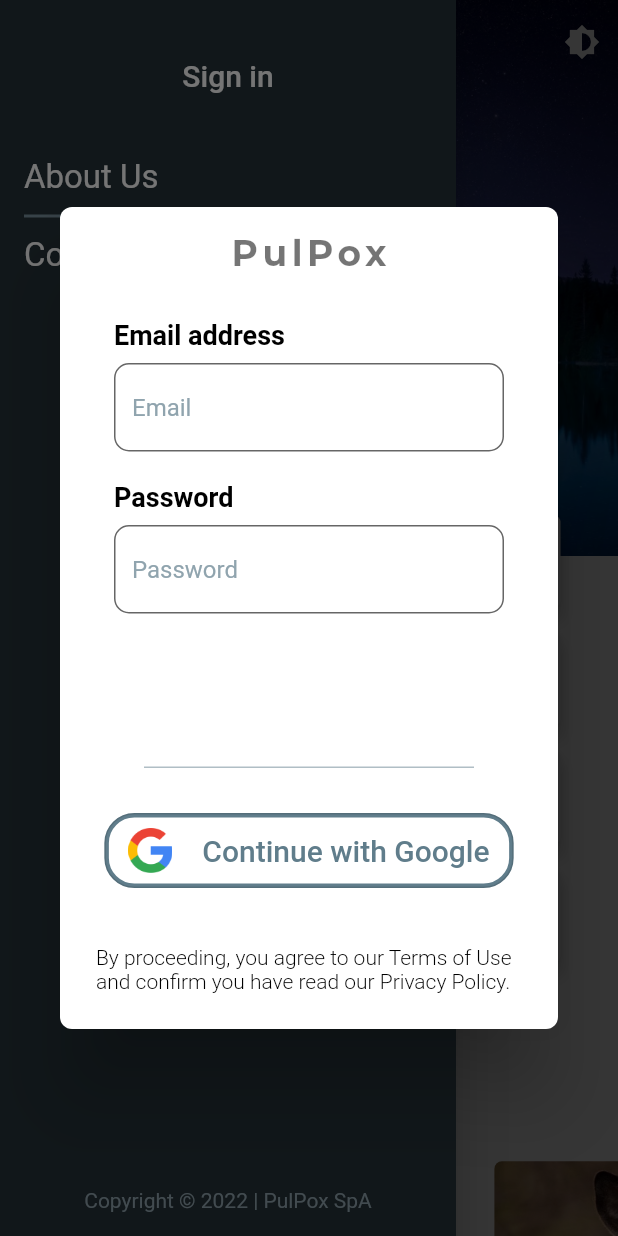
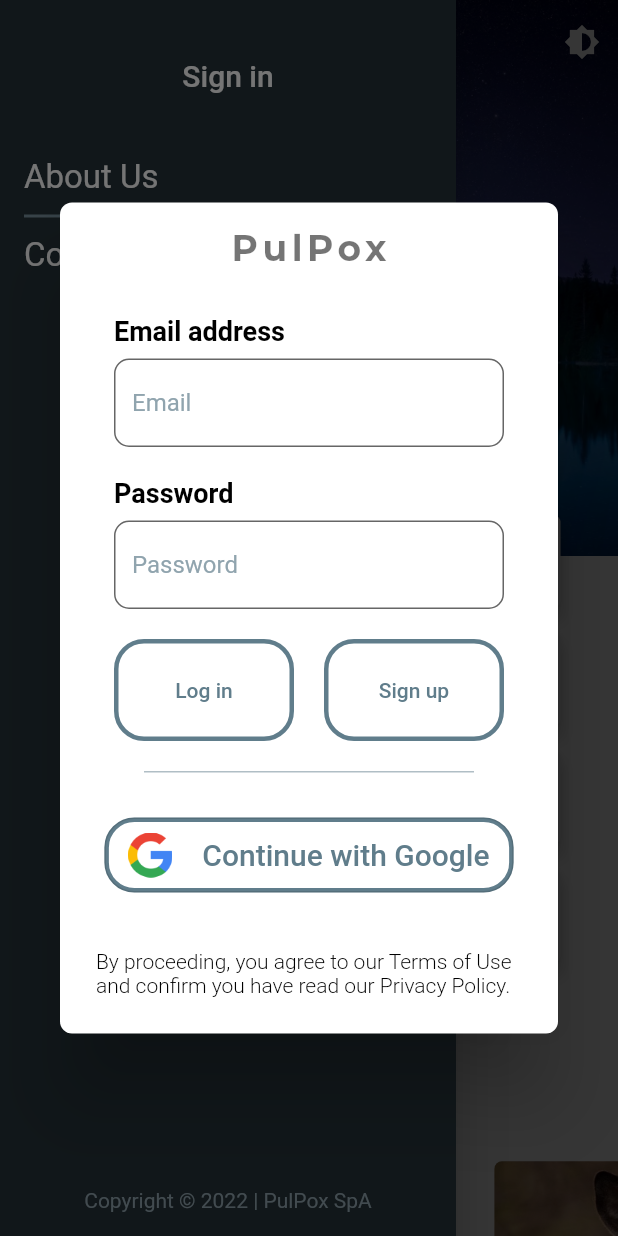
Before and after one commit to asteadhh/DerechoInteligente, a Flutter app: the screen it shows after launch, in the side drawer, after a tap on "Sign in", on a phone screen of 412 x 824 dp. Run offline on Flutter 3.47's test engine with Material 2 defaults, Android fonts, the phone set to English and light mode, and no system bars; our stand-ins replace carousel_slider, cloud_firestore, data_table_2, firebase_analytics, firebase_auth, firebase_core and 9 more; missing offline and left inert: flutter_facebook_auth, sign_button; accounts and stored records are empty; project files that could hold a hidden picture were left out.

Commit message:
Sign In Color

```diff
--- a/lib/widgets/auth_dialog.dart
+++ b/lib/widgets/auth_dialog.dart
@@ -230,6 +230,14 @@
                       Flexible(
                         flex: 1,
                         child: Container(
+                          decoration: ShapeDecoration(
+                            shape: RoundedRectangleBorder(
+                              borderRadius: BorderRadius.circular(20),
+                              side:
+                                  BorderSide(color: Colors.blueGrey, width: 3),
+                            ),
+                            color: Colors.white,
+                          ),
                           width: double.maxFinite,
                           child: TextButton(
                             style: TextButton.styleFrom(
@@ -313,7 +321,7 @@
                                       'Log in',
                                       style: TextStyle(
                                         fontSize: 14,
-                                        color: Colors.white,
+                                        color: Colors.blueGrey,
                                       ),
                                     ),
                             ),
@@ -324,6 +332,14 @@
                       Flexible(
                         flex: 1,
                         child: Container(
+                          decoration: ShapeDecoration(
+                            shape: RoundedRectangleBorder(
+                              borderRadius: BorderRadius.circular(20),
+                              side:
+                                  BorderSide(color: Colors.blueGrey, width: 3),
+                            ),
+                            color: Colors.white,
+                          ),
                           width: double.maxFinite,
                           child: TextButton(
                             style: TextButton.styleFrom(
@@ -382,7 +398,7 @@
                                       'Sign up',
                                       style: TextStyle(
                                         fontSize: 14,
-                                        color: Colors.white,
+                                        color: Colors.blueGrey,
                                       ),
                                     ),
                             ),
```
